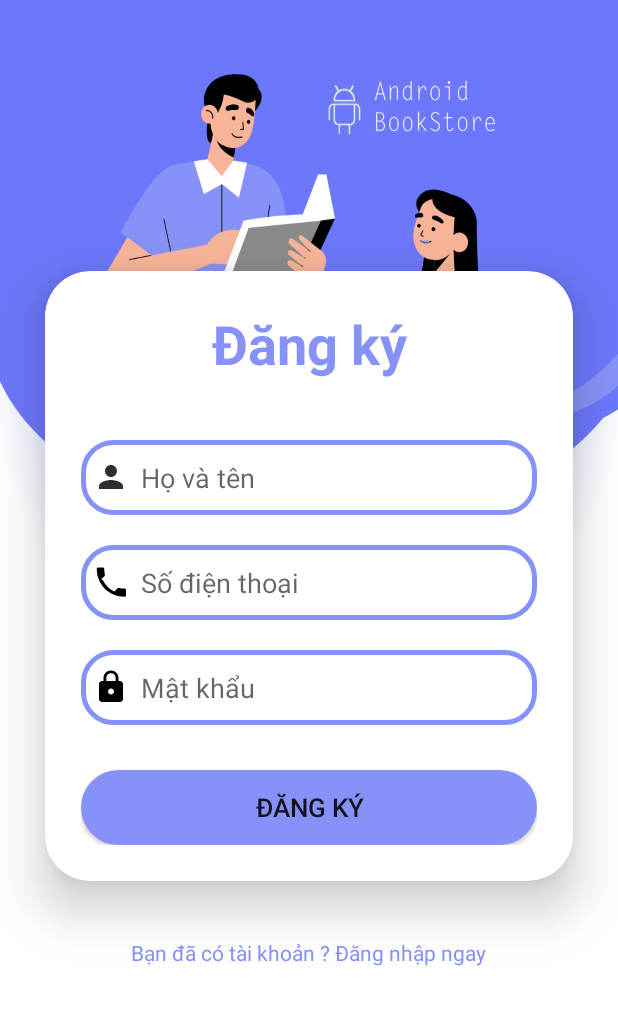
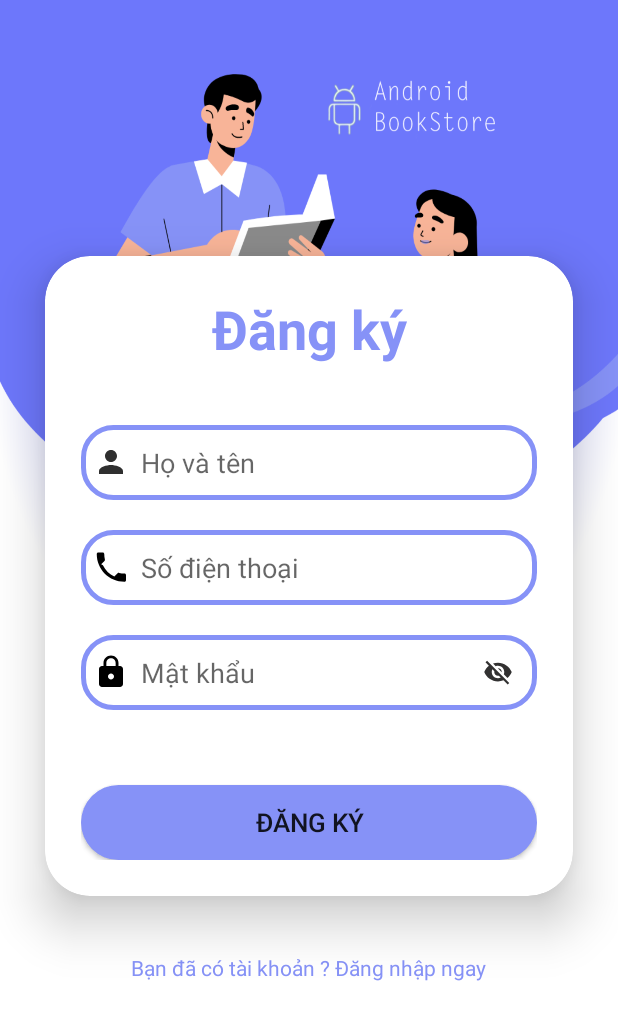
Before and after one commit to minhchien137/BookStore, an Android app: the SignupActivity screen opened directly, with no data from a screen before it, on a phone screen of 412 x 824 dp. Shown: the top 1020 px of the screen. Run offline under Robolectric (Android 15) with nearby library versions, the phone set to English and light mode, and no system bars; our stand-ins replace Firebase (no records; nobody signed in at launch, a user with empty details on screens opened directly).

Commit message:
Thêm nút ẩn hiện mật khẩu ở Layout và Code thêm file SignUp.java

```diff
--- a/app/src/main/java/com/minhchien/bookstore/SignupActivity.java
+++ b/app/src/main/java/com/minhchien/bookstore/SignupActivity.java
@@ -2,9 +2,11 @@ package com.minhchien.bookstore;
 
 import android.content.Intent;
 import android.os.Bundle;
+import android.text.InputType;
 import android.view.View;
 import android.widget.Button;
 import android.widget.EditText;
+import android.widget.ImageView;
 import android.widget.TextView;
 import android.widget.Toast;
 
@@ -32,6 +34,8 @@ public class SignupActivity extends AppCompatActivity {
 
     TextView tvSignupLogin;
 
+    ImageView togglePWSignUp;
+
     private FirebaseDatabase database;
     private DatabaseReference myRef;
 
@@ -48,6 +52,22 @@ public class SignupActivity extends AppCompatActivity {
         txtPass = (EditText) findViewById(R.id.matkhauSignup);
         btnRegister = (Button)findViewById(R.id.signupButton);
         tvSignupLogin = (TextView) findViewById(R.id.signupText);
+        togglePWSignUp = (ImageView) findViewById(R.id.togglePasswordVisibilitySU);
+
+
+        togglePWSignUp.setOnClickListener(new View.OnClickListener() {
+            @Override
+            public void onClick(View v) {
+                if (txtPass.getInputType() == InputType.TYPE_TEXT_VARIATION_VISIBLE_PASSWORD) {
+                    txtPass.setInputType(InputType.TYPE_CLASS_TEXT | InputType.TYPE_TEXT_VARIATION_PASSWORD);
+                    togglePWSignUp.setImageResource(R.drawable.ic_visibility_off);
+                } else {
+                    txtPass.setInputType(InputType.TYPE_TEXT_VARIATION_VISIBLE_PASSWORD);
+                    togglePWSignUp.setImageResource(R.drawable.ic_visibility);
+                }
+                txtPass.setSelection(txtPass.getText().length());
+            }
+        });
 
         btnRegister.setOnClickListener(new View.OnClickListener() {
             @Override
--- a/app/src/main/res/layout/activity_signup.xml
+++ b/app/src/main/res/layout/activity_signup.xml
@@ -66,6 +66,10 @@
                 android:textColorHighlight="@color/cardview_dark_background"
                 android:layout_marginTop="20dp"/>
 
+            <RelativeLayout
+                android:layout_width="match_parent"
+                android:layout_height="90dp">
+
             <EditText
                 android:layout_width="match_parent"
                 android:layout_height="50dp"
@@ -78,6 +82,17 @@
                 android:textColor="@color/black"
                 android:textColorHighlight="@color/cardview_dark_background"
                 android:layout_marginTop="20dp"/>
+
+                <ImageView
+                    android:id="@+id/togglePasswordVisibilitySU"
+                    android:layout_width="wrap_content"
+                    android:layout_height="wrap_content"
+                    android:layout_alignParentEnd="true"
+                    android:layout_centerVertical="true"
+                    android:layout_marginEnd="16dp"
+                    android:src="@drawable/ic_visibility_off" />
+
+            </RelativeLayout>
 
             <Button
                 android:layout_width="match_parent"
```
